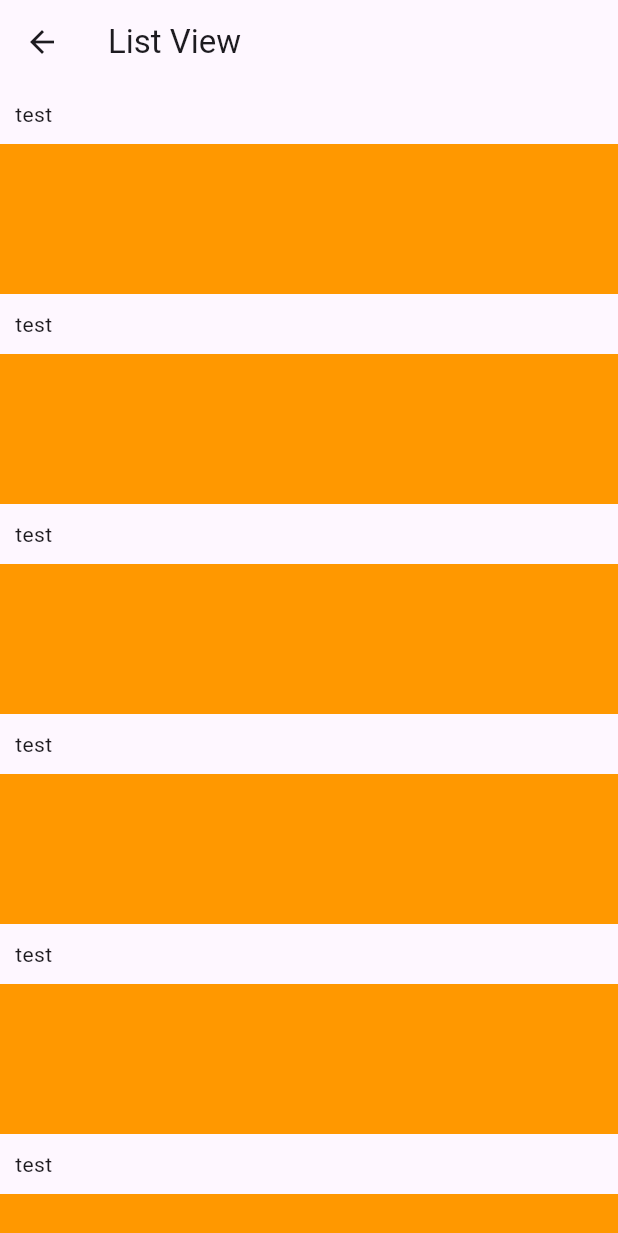
After one commit to caipira113/flutter_start, a Flutter app: the screen it shows after launch, in the side drawer, after a tap on "List View", on a phone screen of 412 x 824 dp. The commit adds this screen. Shown: the top 1233 px of the screen. Run offline on Flutter 3.47's test engine with Material 3 defaults, Android fonts, the phone set to English and light mode, and no system bars.

Commit message:
Create list_view.dart

```diff
--- /dev/null
+++ b/lib/list_view.dart
@@ -0,0 +1,55 @@
+import 'package:flutter/material.dart';
+
+class ListView1 extends StatefulWidget {
+  const ListView1({super.key});
+
+  @override
+  State<ListView1> createState() => _ListView1State();
+}
+
+class _ListView1State extends State<ListView1> {
+  final postList = [
+    {"title": "Sample title 1", "color": Colors.blue},
+    {"title": "Sample title 2", "color": Colors.greenAccent},
+    {"title": "Sample title 3", "color": Colors.lime},
+    {"title": "Sample title 4", "color": Colors.blue},
+    {"title": "Sample title 5", "color": Colors.green},
+    {"title": "Sample title 6", "color": Colors.yellow},
+    {"title": "Sample title 7", "color": Colors.red},
+  ];
+
+  @override
+  Widget build(BuildContext context) {
+    return Scaffold(
+        appBar: AppBar(
+          title: const Text("List View"),
+        ),
+        body: ListView.builder(
+            itemCount: postList.length,
+            itemBuilder: (BuildContext con, int index)  {
+              return postContainer(
+                  title: postList[index]["title"] as String,
+                  colorData: postList[index]["color"] as Color
+              );
+            }
+        )
+    );
+  }
+
+  Widget postContainer({String title = '', Color colorData = Colors.red}) {
+    return Column(
+      crossAxisAlignment: CrossAxisAlignment.start,
+      children: [
+        Container(
+          padding: const EdgeInsets.all(10),
+          child: const Text("test"),
+        ),
+        Container(
+          width: MediaQuery.of(context).size.width,
+          height: 100,
+          color: Colors.orange,
+        )
+      ],
+    );
+  }
+}
--- a/lib/main.dart
+++ b/lib/main.dart
@@ -8,6 +8,7 @@ import 'alert.dart';
 import 'image.dart';
 import 'button.dart';
 import 'navigator.dart';
+import 'list_view.dart';
 
 void main() {
   runApp(const MyApp());
@@ -144,6 +145,16 @@ class MyHomePage extends StatelessWidget {
                   MaterialPageRoute(builder: (context) => const Navigator1()),
                 );
               },
+            ),
+            ListTile(
+              leading: const Icon(Icons.list),
+              title: const Text('List View'),
+              onTap: () {
+                Navigator.push(
+                  context,
+                  MaterialPageRoute(builder: (context) => const ListView1()),
+                );
+              },
             )
           ],
         ),
```
